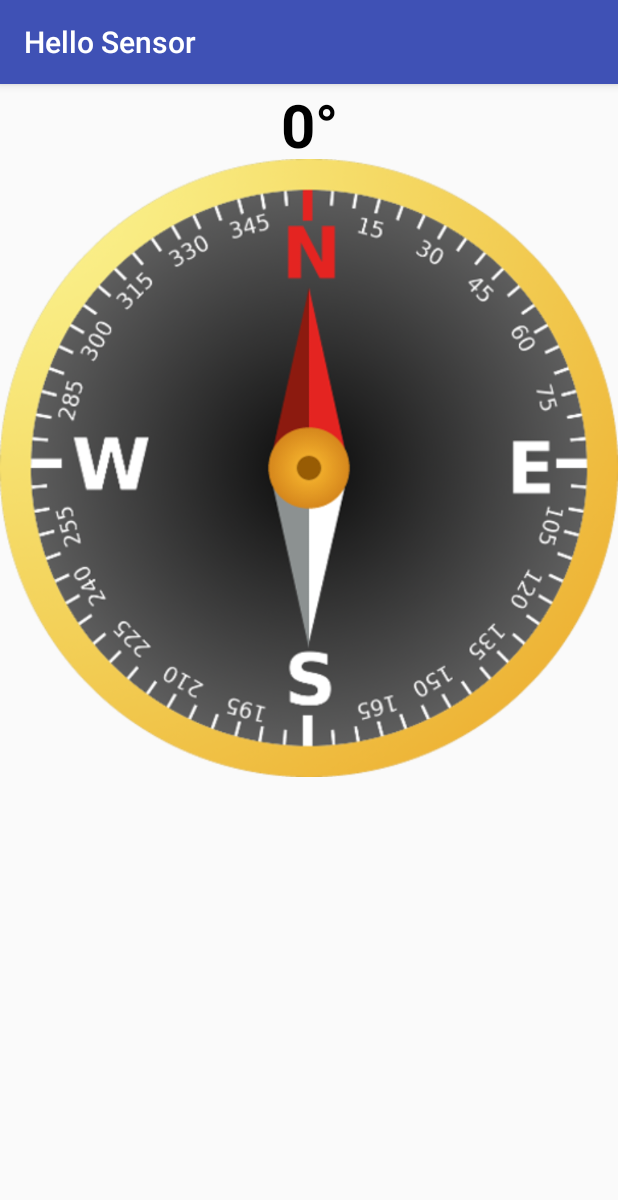
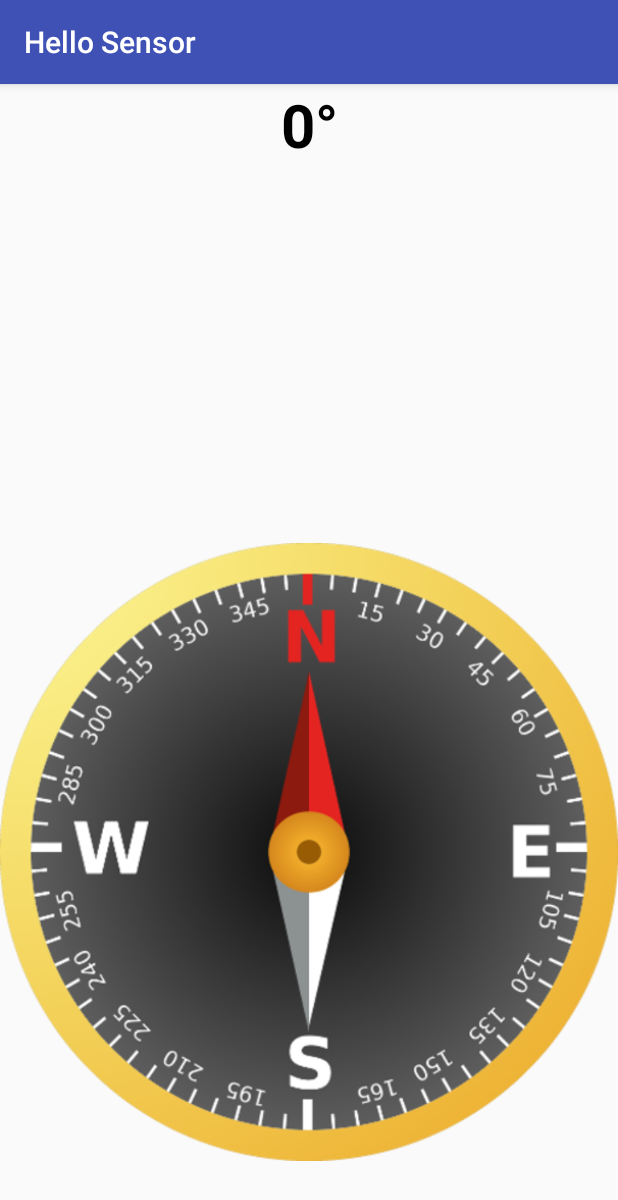
Before and after one commit to JaschaThiel/mamn01-individual-app, an Android app: the CompassActivity screen opened directly, with no data from a screen before it, on a phone screen of 412 x 824 dp. Shown: the top 1200 px of the screen. Run offline under Robolectric (Android 15) with nearby library versions, the phone set to English and light mode, and no system bars.

Commit message:
minor changes

```diff
--- a/app/src/main/java/com/example/jascha/hellosensor/CompassActivity.java
+++ b/app/src/main/java/com/example/jascha/hellosensor/CompassActivity.java
@@ -85,7 +85,7 @@ public class CompassActivity extends AppCompatActivity implements SensorEventLis
             where = "NE";
 
 
-        txt_compass.setText(mAzimuth + "° " + where);
+        txt_compass.setText("Heading: " + mAzimuth + "° " + where);
 
     }
 
--- a/app/src/main/res/layout/activity_compass.xml
+++ b/app/src/main/res/layout/activity_compass.xml
@@ -18,10 +18,11 @@
         android:id="@+id/txt_azimuth"/>
 
     <ImageView
+        android:id="@+id/img_compass"
         android:layout_width="match_parent"
         android:layout_height="wrap_content"
+        android:layout_below="@+id/txt_azimuth"
         android:src="@drawable/compass"
-        android:layout_below="@+id/txt_azimuth"
-        android:id="@+id/img_compass"/>
+        app:layout_constraintBottom_toBottomOf="parent" />
 
 </android.support.constraint.ConstraintLayout>
```
